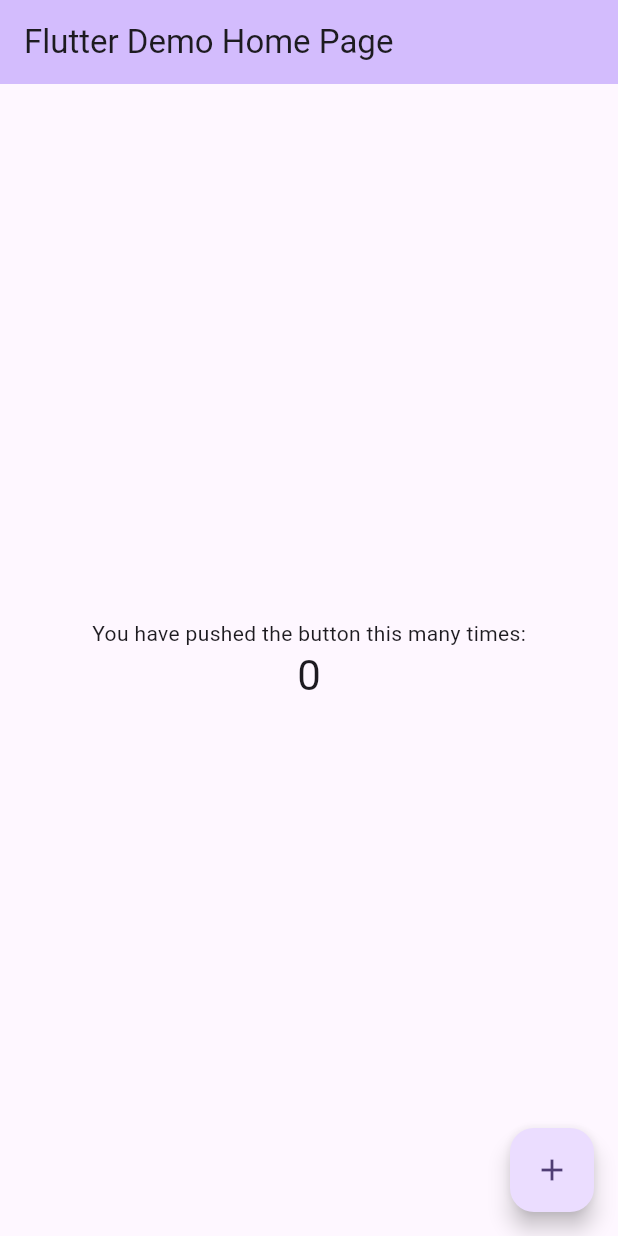
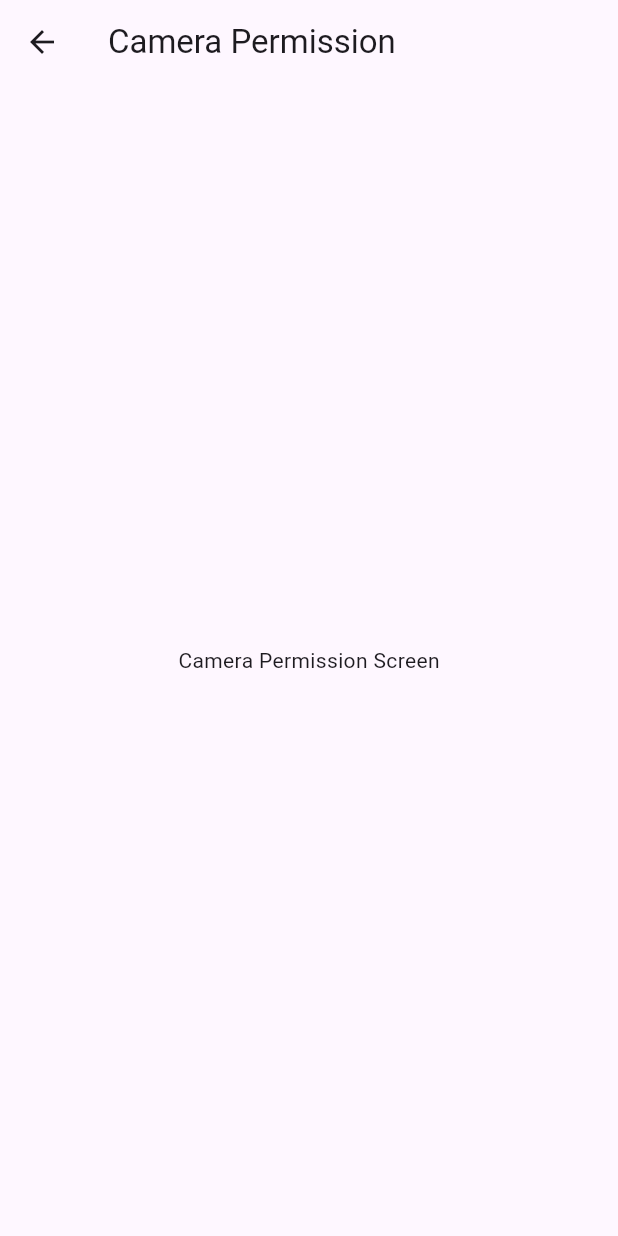
Before and after one commit to Aftaza/jarak-app, a Flutter app: the screen it shows after launch, on a phone screen of 412 x 824 dp. Run offline on Flutter 3.47's test engine with Material 3 defaults, Android fonts, the light colour scheme and no system bars.

Commit message:
feat: init structur folder and first content

```diff
--- /dev/null
+++ b/lib/core/app_export.dart
@@ -0,0 +1,5 @@
+export '../theme/app_theme.dart';
+export '../routes/app_routes.dart';
+export '../widgets/custom_error_widget.dart';
+export '../widgets/custom_icon_widget.dart';
+export '../widgets/custom_image_widget.dart';
--- a/lib/main.dart
+++ b/lib/main.dart
@@ -1,122 +1,20 @@
 import 'package:flutter/material.dart';
+import 'package:jarak_app/core/app_export.dart';
 
 void main() {
-  runApp(const MyApp());
+  runApp(MyApp());
 }
 
 class MyApp extends StatelessWidget {
   const MyApp({super.key});
 
-  // This widget is the root of your application.
   @override
   Widget build(BuildContext context) {
     return MaterialApp(
-      title: 'Flutter Demo',
-      theme: ThemeData(
-        // This is the theme of your application.
-        //
-        // TRY THIS: Try running your application with "flutter run". You'll see
-        // the application has a purple toolbar. Then, without quitting the app,
-        // try changing the seedColor in the colorScheme below to Colors.green
-        // and then invoke "hot reload" (save your changes or press the "hot
-        // reload" button in a Flutter-supported IDE, or press "r" if you used
-        // the command line to start the app).
-        //
-        // Notice that the counter didn't reset back to zero; the application
-        // state is not lost during the reload. To reset the state, use hot
-        // restart instead.
-        //
-        // This works for code too, not just values: Most code changes can be
-        // tested with just a hot reload.
-        colorScheme: ColorScheme.fromSeed(seedColor: Colors.deepPurple),
-      ),
-      home: const MyHomePage(title: 'Flutter Demo Home Page'),
+      title: 'Jarak App',
+      theme: AppTheme.lightTheme,
+      initialRoute: AppRoutes.cameraPermission,
+      onGenerateRoute: AppRoutes.generateRoute,
     );
   }
 }
-
-class MyHomePage extends StatefulWidget {
-  const MyHomePage({super.key, required this.title});
-
-  // This widget is the home page of your application. It is stateful, meaning
-  // that it has a State object (defined below) that contains fields that affect
-  // how it looks.
-
-  // This class is the configuration for the state. It holds the values (in this
-  // case the title) provided by the parent (in this case the App widget) and
-  // used by the build method of the State. Fields in a Widget subclass are
-  // always marked "final".
-
-  final String title;
-
-  @override
-  State<MyHomePage> createState() => _MyHomePageState();
-}
-
-class _MyHomePageState extends State<MyHomePage> {
-  int _counter = 0;
-
-  void _incrementCounter() {
-    setState(() {
-      // This call to setState tells the Flutter framework that something has
-      // changed in this State, which causes it to rerun the build method below
-      // so that the display can reflect the updated values. If we changed
-      // _counter without calling setState(), then the build method would not be
-      // called again, and so nothing would appear to happen.
-      _counter++;
-    });
-  }
-
-  @override
-  Widget build(BuildContext context) {
-    // This method is rerun every time setState is called, for instance as done
-    // by the _incrementCounter method above.
-    //
-    // The Flutter framework has been optimized to make rerunning build methods
-    // fast, so that you can just rebuild anything that needs updating rather
-    // than having to individually change instances of widgets.
-    return Scaffold(
-      appBar: AppBar(
-        // TRY THIS: Try changing the color here to a specific color (to
-        // Colors.amber, perhaps?) and trigger a hot reload to see the AppBar
-        // change color while the other colors stay the same.
-        backgroundColor: Theme.of(context).colorScheme.inversePrimary,
-        // Here we take the value from the MyHomePage object that was created by
-        // the App.build method, and use it to set our appbar title.
-        title: Text(widget.title),
-      ),
-      body: Center(
-        // Center is a layout widget. It takes a single child and positions it
-        // in the middle of the parent.
-        child: Column(
-          // Column is also a layout widget. It takes a list of children and
-          // arranges them vertically. By default, it sizes itself to fit its
-          // children horizontally, and tries to be as tall as its parent.
-          //
-          // Column has various properties to control how it sizes itself and
-          // how it positions its children. Here we use mainAxisAlignment to
-          // center the children vertically; the main axis here is the vertical
-          // axis because Columns are vertical (the cross axis would be
-          // horizontal).
-          //
-          // TRY THIS: Invoke "debug painting" (choose the "Toggle Debug Paint"
-          // action in the IDE, or press "p" in the console), to see the
-          // wireframe for each widget.
-          mainAxisAlignment: MainAxisAlignment.center,
-          children: <Widget>[
-            const Text('You have pushed the button this many times:'),
-            Text(
-              '$_counter',
-              style: Theme.of(context).textTheme.headlineMedium,
-            ),
-          ],
-        ),
-      ),
-      floatingActionButton: FloatingActionButton(
-        onPressed: _incrementCounter,
-        tooltip: 'Increment',
-        child: const Icon(Icons.add),
-      ), // This trailing comma makes auto-formatting nicer for build methods.
-    );
-  }
-}
--- /dev/null
+++ b/lib/presentation/calibration_screen/calibration_screen.dart
@@ -0,0 +1,15 @@
+import 'package:flutter/material.dart';
+
+class CalibrationScreen extends StatelessWidget {
+  @override
+  Widget build(BuildContext context) {
+    return Scaffold(
+      appBar: AppBar(
+        title: Text('Calibration'),
+      ),
+      body: Center(
+        child: Text('Calibration Screen'),
+      ),
+    );
+  }
+}
--- /dev/null
+++ b/lib/presentation/camera_permission_screen/camera_permission_screen.dart
@@ -0,0 +1,15 @@
+import 'package:flutter/material.dart';
+
+class CameraPermissionScreen extends StatelessWidget {
+  @override
+  Widget build(BuildContext context) {
+    return Scaffold(
+      appBar: AppBar(
+        title: Text('Camera Permission'),
+      ),
+      body: Center(
+        child: Text('Camera Permission Screen'),
+      ),
+    );
+  }
+}
--- /dev/null
+++ b/lib/routes/app_routes.dart
@@ -0,0 +1,31 @@
+import 'package:flutter/material.dart';
+import 'package:jarak_app/presentation/camera_permission_screen/camera_permission_screen.dart';
+import 'package:jarak_app/presentation/main_measurment_screen/main_measurment_screen.dart';
+import 'package:jarak_app/presentation/measurment_result_screen/measurment_result_screen.dart';
+
+class AppRoutes {
+  static const String cameraPermission = '/camera-permission';
+  static const String mainMeasurement = '/main-measurement';
+  static const String measurementResult = '/measurement-result';
+
+  static Route<dynamic> generateRoute(RouteSettings settings) {
+    switch (settings.name) {
+      case cameraPermission:
+        return MaterialPageRoute(
+          builder: (_) => CameraPermissionScreen(),
+        );
+      case mainMeasurement:
+        return MaterialPageRoute(
+          builder: (_) => MainMeasurementScreen(),
+        );
+      case measurementResult:
+        return MaterialPageRoute(
+          builder: (_) => MeasurementResultScreen(),
+        );
+      default:
+        return MaterialPageRoute(
+          builder: (_) => CameraPermissionScreen(),
+        );
+    }
+  }
+}
--- /dev/null
+++ b/lib/theme/app_theme.dart
@@ -0,0 +1,18 @@
+import 'package:flutter/material.dart';
+
+class AppTheme {
+  static ThemeData get lightTheme {
+    return ThemeData(
+      primarySwatch: Colors.blue,
+      visualDensity: VisualDensity.adaptivePlatformDensity,
+    );
+  }
+
+  static ThemeData get darkTheme {
+    return ThemeData(
+      brightness: Brightness.dark,
+      primarySwatch: Colors.blue,
+      visualDensity: VisualDensity.adaptivePlatformDensity,
+    );
+  }
+}
```
Also changed, not shown: lib/presentation/main_measurment_screen/main_measurment_screen.dart (added, +15 -0 lines), lib/presentation/measurment_result_screen/measurment_result_screen.dart (added, +15 -0 lines), lib/presentation/splash_screen/splash_screen.dart (added, +12 -0 lines), lib/widgets/custom_error_widget.dart (added, +17 -0 lines), lib/widgets/custom_icon_widget.dart (added, +22 -0 lines), lib/widgets/custom_image_widget.dart (added, +23 -0 lines), lib/presentation/settings_screen/settings_screen.dart (added).
